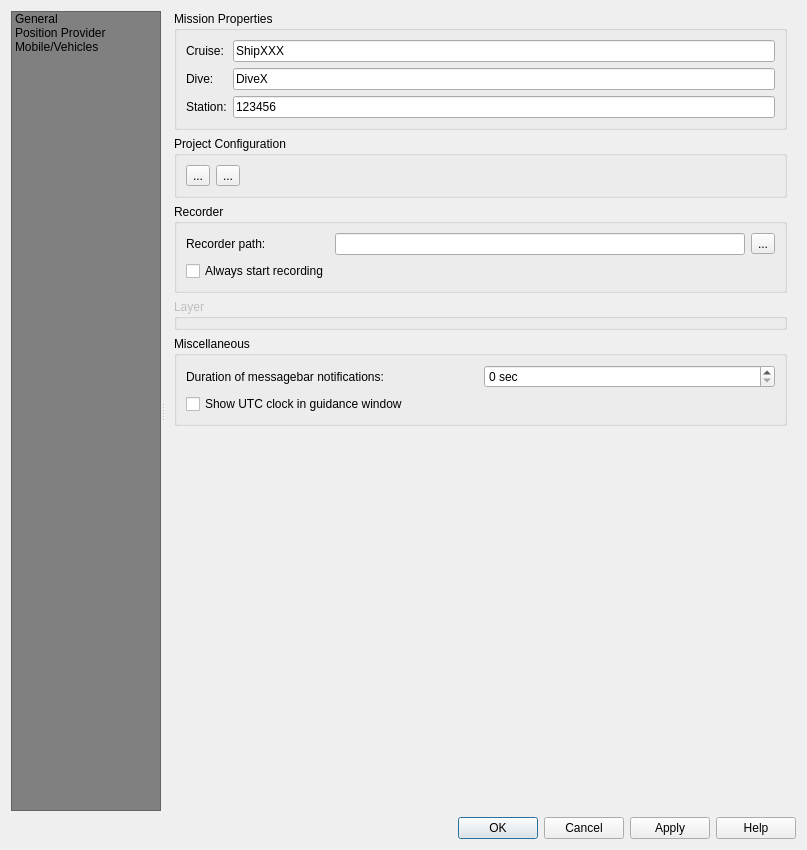
jrenken/qgis-PosiView, file ui/posiview_properties_base.ui: the form before one commit.
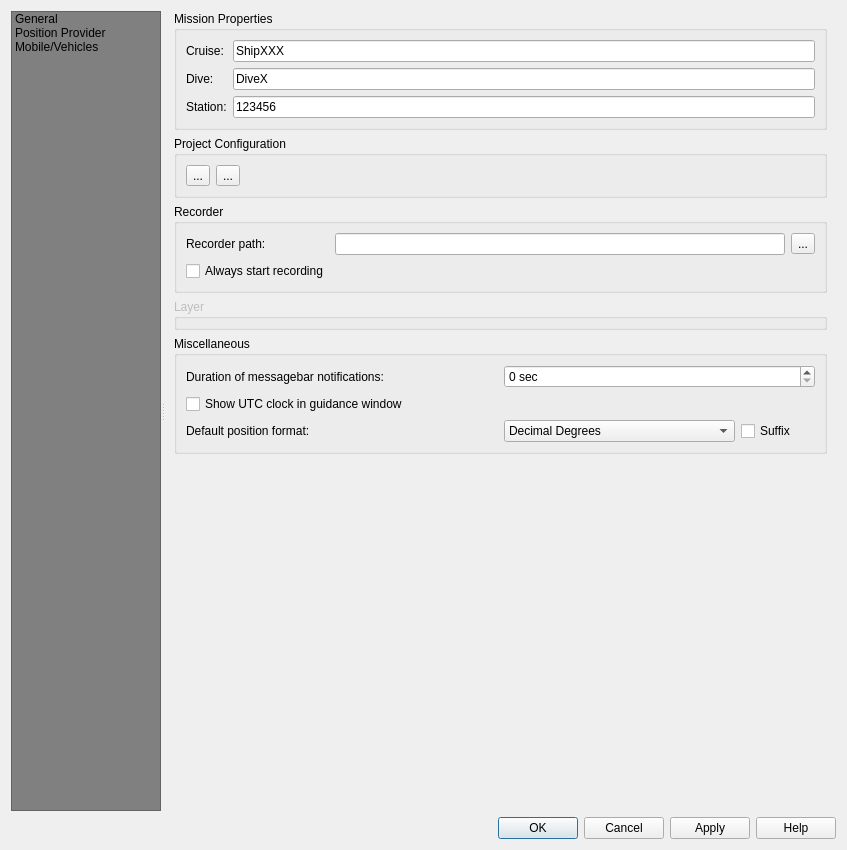
The form after the commit. The open tabs and pages were chosen to show the change. Icons and pictures are not drawn. Custom widgets are drawn as their Qt base class.

Commit message: make position format for tracking dock selectable

What changed in the file:
```diff
--- a/ui/posiview_properties_base.ui
+++ b/ui/posiview_properties_base.ui
@@ -6,7 +6,7 @@
    <rect>
     <x>0</x>
     <y>0</y>
-    <width>807</width>
+    <width>847</width>
     <height>850</height>
    </rect>
   </property>
@@ -144,7 +144,7 @@
           </sizepolicy>
          </property>
          <property name="currentIndex">
-          <number>2</number>
+          <number>0</number>
          </property>
          <widget class="QWidget" name="mOptsPage_01">
           <layout class="QVBoxLayout" name="verticalLayout_14">
@@ -164,8 +164,8 @@
                <rect>
                 <x>0</x>
                 <y>0</y>
-                <width>408</width>
-                <height>467</height>
+                <width>673</width>
+                <height>799</height>
                </rect>
               </property>
               <layout class="QVBoxLayout" name="verticalLayout_13">
@@ -330,6 +330,13 @@
                     </property>
                    </widget>
                   </item>
+                  <item row="3" column="0">
+                   <widget class="QCheckBox" name="checkBoxUtcClock">
+                    <property name="text">
+                     <string>Show UTC clock in guidance window</string>
+                    </property>
+                   </widget>
+                  </item>
                   <item row="0" column="1">
                    <widget class="QSpinBox" name="spinBoxNotifyDuration">
                     <property name="suffix">
@@ -343,10 +350,46 @@
                     </property>
                    </widget>
                   </item>
-                  <item row="3" column="0">
-                   <widget class="QCheckBox" name="checkBoxUtcClock">
+                  <item row="4" column="1">
+                   <layout class="QHBoxLayout" name="horizontalLayout_8">
+                    <item>
+                     <widget class="QComboBox" name="comboBoxDefaultPositionFormat">
+                      <property name="currentIndex">
+                       <number>0</number>
+                      </property>
+                      <item>
+                       <property name="text">
+                        <string>Decimal Degrees</string>
+                       </property>
+                      </item>
+                      <item>
+                       <property name="text">
+                        <string>Degrees, Decimal Minutes</string>
+                       </property>
+                      </item>
+                      <item>
+                       <property name="text">
+                        <string>Degrees, Minutes,  Decimal Seconds</string>
+                       </property>
+                      </item>
+                     </widget>
+                    </item>
+                    <item>
+                     <widget class="QCheckBox" name="checkBoxWithSuffix">
+                      <property name="layoutDirection">
+                       <enum>Qt::LeftToRight</enum>
+                      </property>
+                      <property name="text">
+                       <string>Suffix</string>
+                      </property>
+                     </widget>
+                    </item>
+                   </layout>
+                  </item>
+                  <item row="4" column="0">
+                   <widget class="QLabel" name="label_23">
                     <property name="text">
-                     <string>Show UTC clock in guidance window</string>
+                     <string>Default position format:</string>
                     </property>
                    </widget>
                   </item>
@@ -390,8 +433,8 @@
                <rect>
                 <x>0</x>
                 <y>0</y>
-                <width>206</width>
-                <height>391</height>
+                <width>633</width>
+                <height>799</height>
                </rect>
               </property>
               <layout class="QVBoxLayout" name="verticalLayout_8">
@@ -649,7 +692,7 @@
                 <x>0</x>
                 <y>0</y>
                 <width>633</width>
-                <height>796</height>
+                <height>799</height>
                </rect>
               </property>
               <layout class="QVBoxLayout" name="verticalLayout_4">
```
The commit also changes 4 other files.
